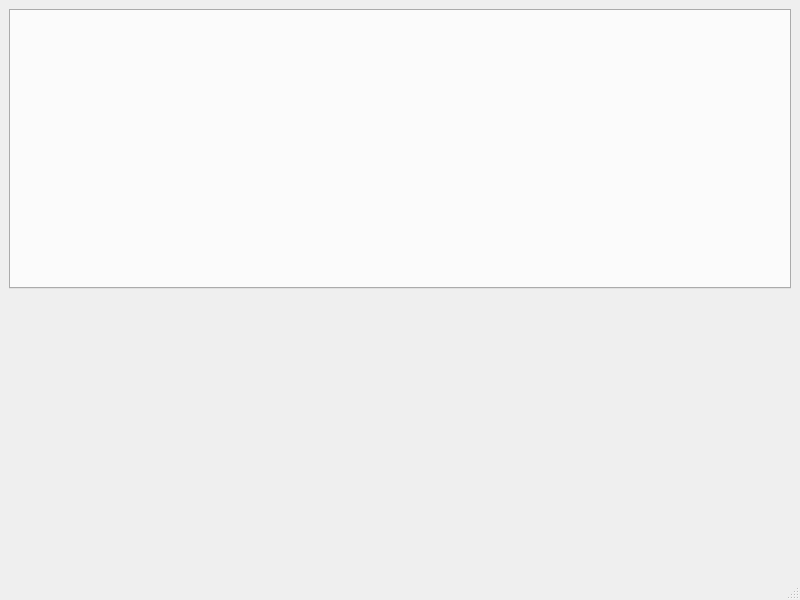
Old version of the form src/mainwindow.ui in the repository ipeperko/modbus-tester.
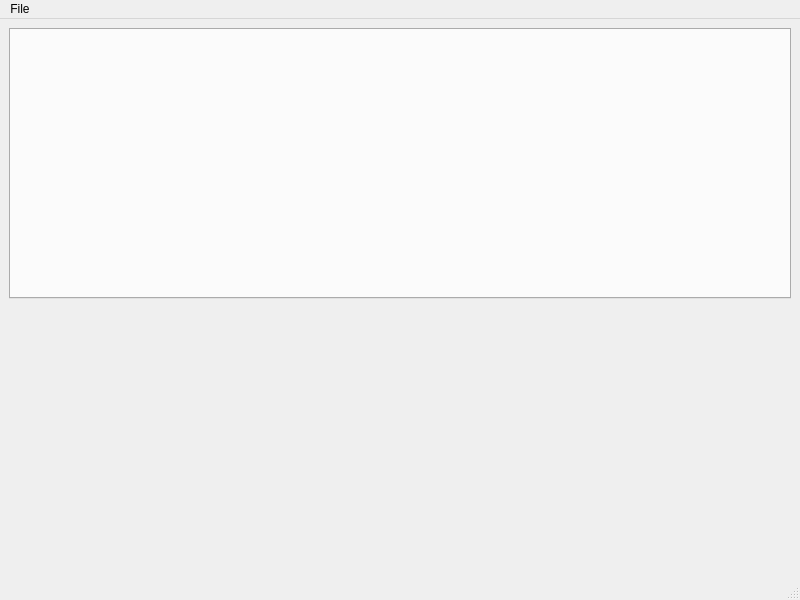
New version of the form.

Commit message: Menu item close, server tab save settings

The edit to the form file:
```diff
--- a/src/mainwindow.ui
+++ b/src/mainwindow.ui
@@ -46,6 +46,13 @@
      <height>25</height>
     </rect>
    </property>
+   <widget class="QMenu" name="menuFile">
+    <property name="title">
+     <string>File</string>
+    </property>
+    <addaction name="actionClose"/>
+   </widget>
+   <addaction name="menuFile"/>
   </widget>
   <widget class="QStatusBar" name="statusbar"/>
  </widget>
```
Left out of the diff: 5 changed lines with no effect on the pictures. The commit also changes 2 other files.
